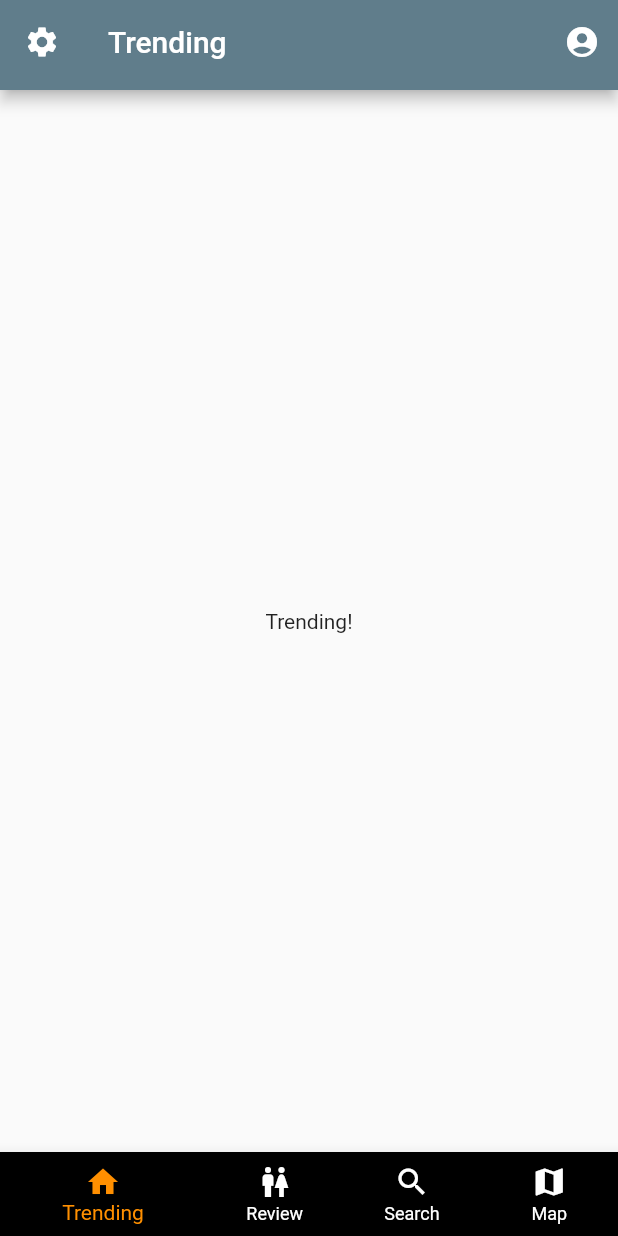
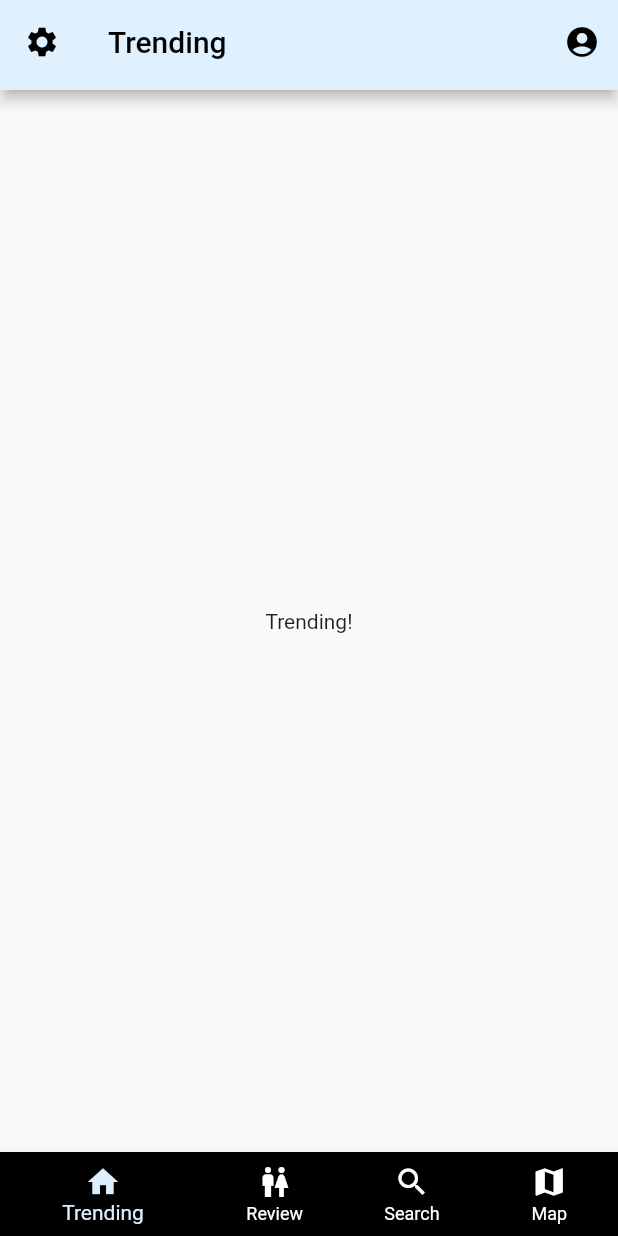
Before and after one commit to twiegan/Tootaloo, a Flutter app: the screen it shows after launch, on a phone screen of 412 x 824 dp. Run offline on Flutter 3.47's test engine with Material 2 defaults, Android fonts, the phone set to English and light mode, and no system bars; our stand-ins replace google_maps_flutter; missing offline and left inert: flutter_config.

Commit message:
Adjusted colors for main screen nav bars

```diff
--- a/tootaloo/lib/ui/components/bottom_nav_bar.dart
+++ b/tootaloo/lib/ui/components/bottom_nav_bar.dart
@@ -58,7 +58,7 @@ class _BottomNavBarState extends State<BottomNavBar> {
       ],
       currentIndex: widget.selectedIndex == -1 ? 0 : widget.selectedIndex,
       selectedItemColor:
-          widget.selectedIndex == -1 ? Colors.white : Colors.amber[800],
+          widget.selectedIndex == -1 ? Colors.black : const Color.fromRGBO(221, 239, 254, 1.0),
       unselectedItemColor: Colors.white,
       showSelectedLabels: widget.selectedIndex == -1 ? false : true,
       showUnselectedLabels: widget.selectedIndex == -1 ? false : true,
--- a/tootaloo/lib/ui/components/top_nav_bar.dart
+++ b/tootaloo/lib/ui/components/top_nav_bar.dart
@@ -25,8 +25,9 @@ class _TopNavBarState extends State<TopNavBar> {
             return const SettingsAppScreen(title: "App Settings");
           }));
         },
+        color: Colors.black,
       ),
-      title: Text(widget.title),
+      title: Text(widget.title, style: const TextStyle(color: Colors.black)),
       actions: <Widget>[
         IconButton(
             icon: const Icon(Icons.account_circle_rounded),
@@ -34,8 +35,11 @@ class _TopNavBarState extends State<TopNavBar> {
               Navigator.push(context, MaterialPageRoute(builder: (context) {
                 return const SettingsUserScreen(title: "User Settings");
               }));
-            }),
+            },
+            color: Colors.black,
+        ),
       ],
+      backgroundColor: const Color.fromRGBO(223, 241, 255, 1),
     );
   }
 }
```
